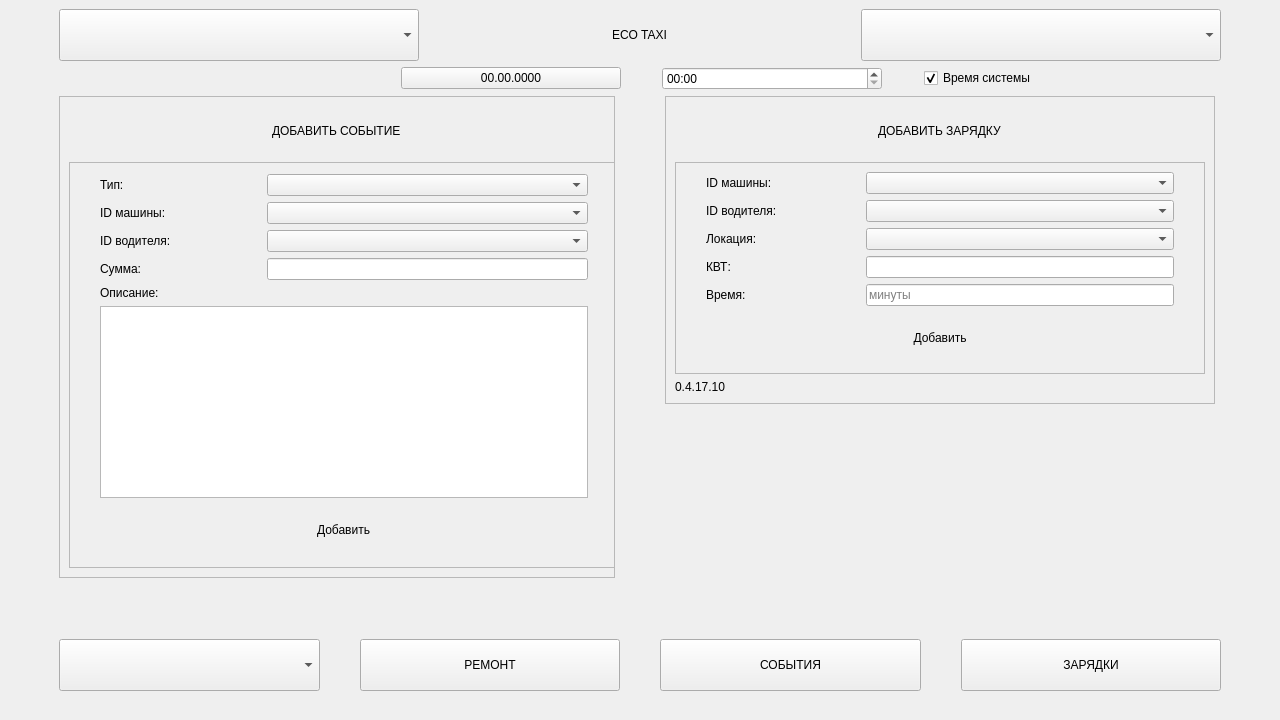
Above: EcoTaxiQt/mainwindow.ui from zhanyysh/ecotaxi before the change. Below: the same form after it.
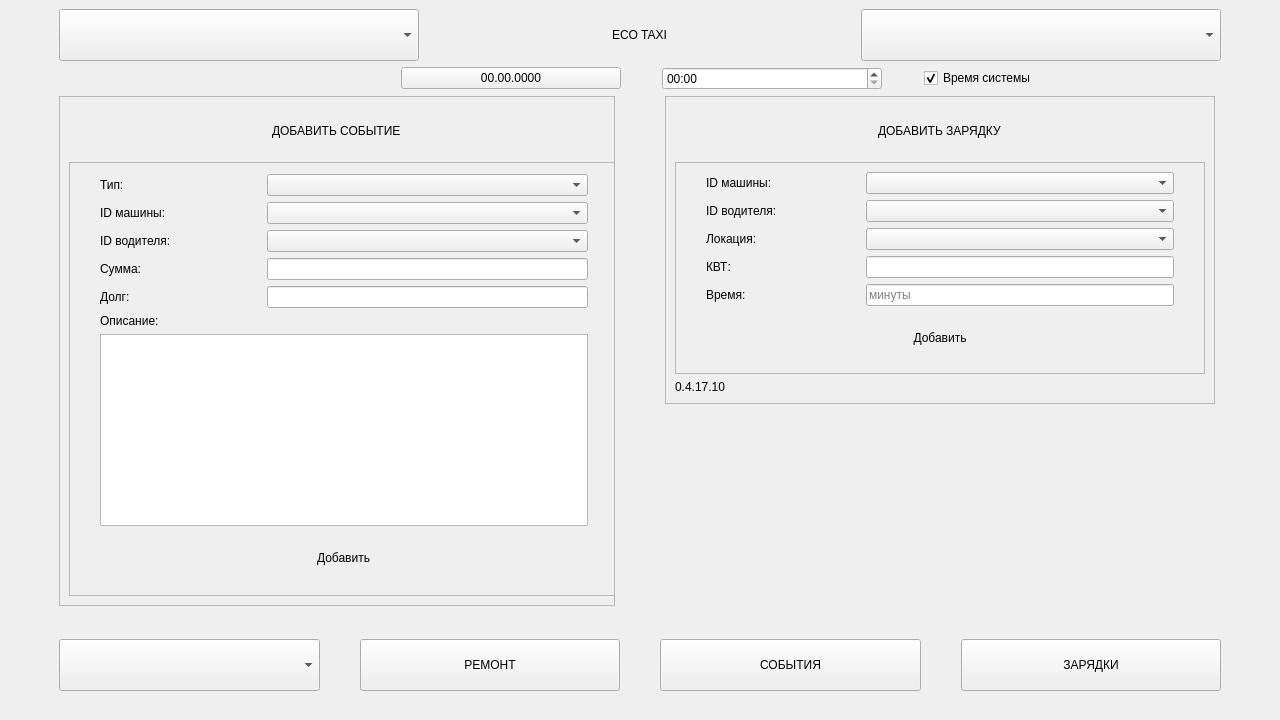
That is the form after the change.

Patch:
```diff
--- a/EcoTaxiQt/mainwindow.ui
+++ b/EcoTaxiQt/mainwindow.ui
@@ -474,6 +474,36 @@
                 </item>
                </layout>
               </item>
+              <item>
+               <layout class="QHBoxLayout" name="horizontalLayout_7" stretch="1,2">
+                <property name="leftMargin">
+                 <number>0</number>
+                </property>
+                <property name="topMargin">
+                 <number>0</number>
+                </property>
+                <property name="rightMargin">
+                 <number>0</number>
+                </property>
+                <property name="bottomMargin">
+                 <number>0</number>
+                </property>
+                <item>
+                 <widget class="QLabel" name="dolgLabel">
+                  <property name="text">
+                   <string>Долг:</string>
+                  </property>
+                 </widget>
+                </item>
+                <item alignment="Qt::AlignmentFlag::AlignVCenter">
+                 <widget class="QLineEdit" name="DolgEdit">
+                  <property name="enabled">
+                   <bool>true</bool>
+                  </property>
+                 </widget>
+                </item>
+               </layout>
+              </item>
               <item>
                <layout class="QVBoxLayout" name="verticalLayout_7">
                 <item>
```
